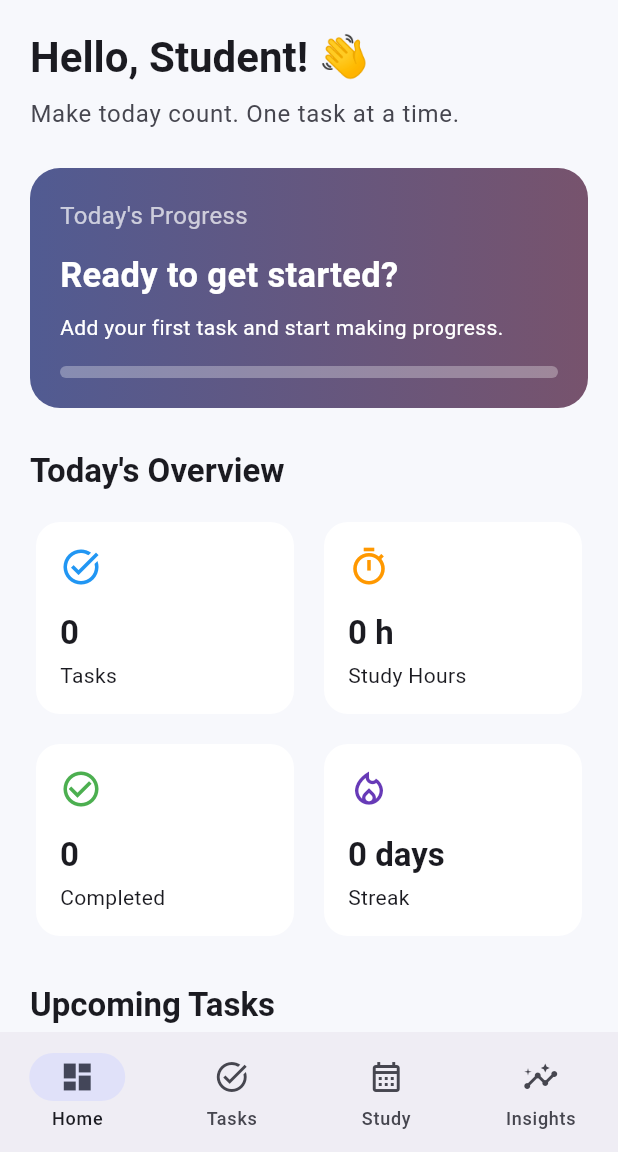
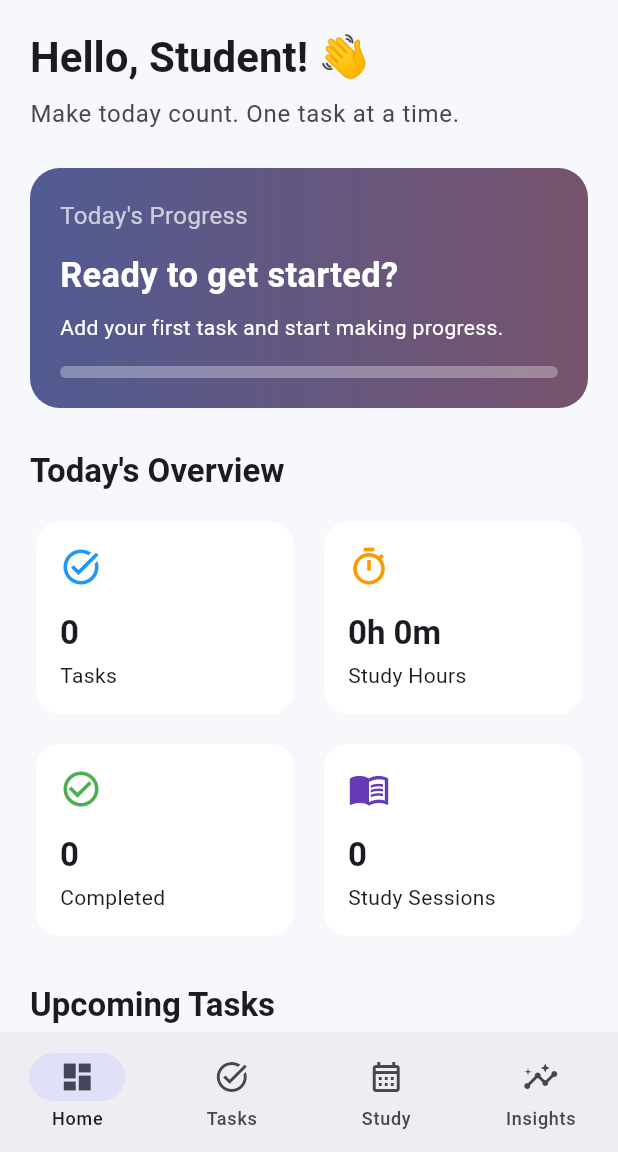
Before and after one commit to VarshiniAyyapusetty/student_productivity_planner, a Flutter app: the screen it shows after launch, on a phone screen of 412 x 824 dp, the part 84-1236 px from its top. Run offline on Flutter 3.47's test engine with Material 3 defaults, Android fonts, the phone set to English and light mode, and no system bars; our stand-ins replace shared_preferences.

Commit message:
Share persistent study sessions across screens

```diff
--- a/lib/main.dart
+++ b/lib/main.dart
@@ -2,6 +2,7 @@ import 'package:flutter/material.dart';
 import 'package:provider/provider.dart';
 
 import 'providers/task_provider.dart';
+import 'providers/study_session_provider.dart';
 import 'screens/main_navigation_screen.dart';
 
 void main() {
@@ -13,8 +14,13 @@ class StudentProductivityPlanner extends StatelessWidget {
 
   @override
   Widget build(BuildContext context) {
-    return ChangeNotifierProvider(
-      create: (_) => TaskProvider()..loadTasks(),
+    return MultiProvider(
+      providers: [
+        ChangeNotifierProvider(create: (_) => TaskProvider()..loadTasks()),
+        ChangeNotifierProvider(
+          create: (_) => StudySessionProvider()..loadSessions(),
+        ),
+      ],
       child: MaterialApp(
         title: 'Student Productivity Planner',
         debugShowCheckedModeBanner: false,
--- /dev/null
+++ b/lib/providers/study_session_provider.dart
@@ -0,0 +1,101 @@
+import 'dart:convert';
+
+import 'package:flutter/foundation.dart';
+import 'package:shared_preferences/shared_preferences.dart';
+
+import '../models/study_session.dart';
+
+class StudySessionProvider extends ChangeNotifier {
+  static const String _storageKey = 'study_planner_sessions';
+
+  final List<StudySession> _sessions = [];
+  bool _isLoading = true;
+
+  List<StudySession> get sessions => List.unmodifiable(_sessions);
+  bool get isLoading => _isLoading;
+
+  int get totalMinutes =>
+      _sessions.fold(0, (total, session) => total + session.durationMinutes);
+
+  int get todayMinutes {
+    final today = _today;
+    return _sessions
+        .where((session) => _isSameDay(session.date, today))
+        .fold(0, (total, session) => total + session.durationMinutes);
+  }
+
+  List<StudySession> get todaySessions {
+    final today = _today;
+
+    return _sessions
+        .where((session) => _isSameDay(session.date, today))
+        .toList()
+      ..sort((a, b) => a.date.compareTo(b.date));
+  }
+
+  DateTime get _today {
+    final now = DateTime.now();
+    return DateTime(now.year, now.month, now.day);
+  }
+
+  bool _isSameDay(DateTime a, DateTime b) =>
+      a.year == b.year && a.month == b.month && a.day == b.day;
+
+  Future<void> loadSessions() async {
+    try {
+      final preferences = await SharedPreferences.getInstance();
+      final saved = preferences.getString(_storageKey);
+
+      if (saved != null) {
+        final decoded = jsonDecode(saved) as List<dynamic>;
+        _sessions
+          ..clear()
+          ..addAll(
+            decoded.map(
+              (item) =>
+                  StudySession.fromJson(Map<String, dynamic>.from(item as Map)),
+            ),
+          );
+      }
+    } catch (error) {
+      debugPrint('Could not load study sessions: $error');
+    } finally {
+      _isLoading = false;
+      notifyListeners();
+    }
+  }
+
+  Future<void> _saveSessions() async {
+    try {
+      final preferences = await SharedPreferences.getInstance();
+      final encoded = jsonEncode(
+        _sessions.map((session) => session.toJson()).toList(),
+      );
+      await preferences.setString(_storageKey, encoded);
+    } catch (error) {
+      debugPrint('Could not save study sessions: $error');
+    }
+  }
+
+  void addSession(StudySession session) {
+    _sessions.add(session);
+    notifyListeners();
+    _saveSessions();
+  }
+
+  void updateSession(StudySession updated) {
+    final index = _sessions.indexWhere((session) => session.id == updated.id);
+
+    if (index == -1) return;
+
+    _sessions[index] = updated;
+    notifyListeners();
+    _saveSessions();
+  }
+
+  void deleteSession(String id) {
+    _sessions.removeWhere((session) => session.id == id);
+    notifyListeners();
+    _saveSessions();
+  }
+}
--- a/lib/screens/dashboard_screen.dart
+++ b/lib/screens/dashboard_screen.dart
@@ -2,6 +2,7 @@ import 'package:flutter/material.dart';
 import 'package:provider/provider.dart';
 
 import '../providers/task_provider.dart';
+import '../providers/study_session_provider.dart';
 
 class DashboardScreen extends StatelessWidget {
   const DashboardScreen({super.key});
@@ -9,9 +10,13 @@ class DashboardScreen extends StatelessWidget {
   @override
   Widget build(BuildContext context) {
     final taskProvider = context.watch<TaskProvider>();
+    final studyProvider = context.watch<StudySessionProvider>();
+
     final tasks = taskProvider.tasks;
+    final todaySessions = studyProvider.todaySessions;
     final completedTasks = taskProvider.completedTasks;
     final totalTasks = taskProvider.totalTasks;
+    final todayMinutes = studyProvider.todayMinutes;
 
     final theme = Theme.of(context);
 
@@ -82,7 +87,7 @@ class DashboardScreen extends StatelessWidget {
                   child: _buildStatCard(
                     context,
                     'Study Hours',
-                    '0 h',
+                    '${todayMinutes ~/ 60}h ${todayMinutes % 60}m',
                     Icons.timer_outlined,
                     Colors.orange,
                   ),
@@ -106,9 +111,9 @@ class DashboardScreen extends StatelessWidget {
                 Expanded(
                   child: _buildStatCard(
                     context,
-                    'Streak',
-                    '0 days',
-                    Icons.local_fire_department_outlined,
+                    'Study Sessions',
+                    todaySessions.length.toString(),
+                    Icons.menu_book_outlined,
                     Colors.deepPurple,
                   ),
                 ),
@@ -186,6 +191,56 @@ class DashboardScreen extends StatelessWidget {
                               : task.dueDate == null
                               ? 'Pending'
                               : 'Due ${_formatDate(task.dueDate!)}',
+                        ),
+                      ),
+                    ),
+                  ),
+
+            const SizedBox(height: 28),
+            Text(
+              "Today's Study Sessions",
+              style: theme.textTheme.titleLarge?.copyWith(
+                fontWeight: FontWeight.bold,
+              ),
+            ),
+            const SizedBox(height: 12),
+
+            if (studyProvider.isLoading)
+              const Center(child: CircularProgressIndicator())
+            else if (todaySessions.isEmpty)
+              const Card(
+                child: Padding(
+                  padding: EdgeInsets.all(20),
+                  child: Row(
+                    children: [
+                      Icon(Icons.menu_book_outlined, size: 30),
+                      SizedBox(width: 12),
+                      Expanded(
+                        child: Text('No study sessions planned for today.'),
+                      ),
+                    ],
+                  ),
+                ),
+              )
+            else
+              ...todaySessions
+                  .take(3)
+                  .map(
+                    (session) => Card(
+                      margin: const EdgeInsets.only(bottom: 10),
+                      child: ListTile(
+                        leading: const CircleAvatar(
+                          child: Icon(Icons.menu_book_outlined),
+                        ),
+                        title: Text(
+                          session.subject,
+                          style: const TextStyle(fontWeight: FontWeight.w600),
+                        ),
+                        subtitle: Text(
+                          session.goal.isEmpty
+                              ? '${session.durationMinutes} minutes'
+                              : '${session.durationMinutes} minutes • '
+                                    '${session.goal}',
                         ),
                       ),
                     ),
```
Also changed, not shown: lib/models/study_session.dart (added, +35 -0 lines), lib/screens/study_planner_screen.dart (+111 -94 lines).
